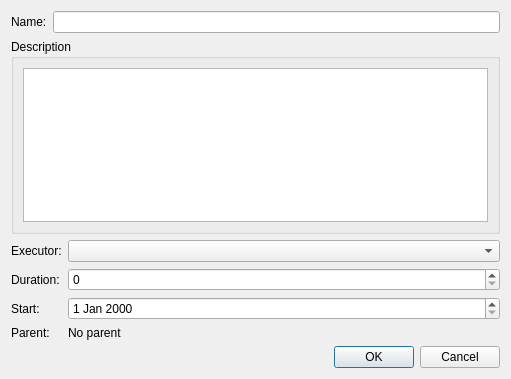
This is tasktrackerclient/dialogs/dialogedittask/dialogedittask.ui in SergejShatilov/tasktracker as Qt 5 draws it before an edit. The edited form follows.
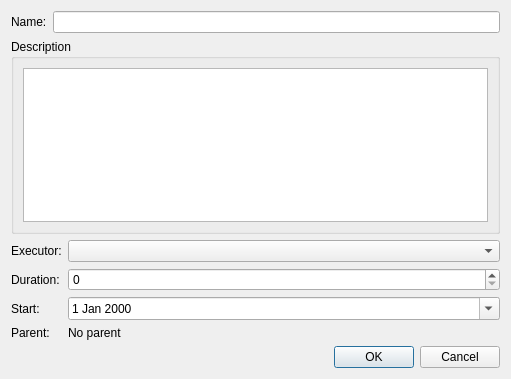
This is the edited form.

```diff
--- a/tasktrackerclient/dialogs/dialogedittask/dialogedittask.ui
+++ b/tasktrackerclient/dialogs/dialogedittask/dialogedittask.ui
@@ -70,7 +70,11 @@
       </widget>
      </item>
      <item row="2" column="1">
-      <widget class="QDateEdit" name="dateEditStart"/>
+      <widget class="QDateEdit" name="dateEditStart">
+       <property name="calendarPopup">
+        <bool>true</bool>
+       </property>
+      </widget>
      </item>
      <item row="3" column="0">
       <widget class="QLabel" name="label_5">
```
